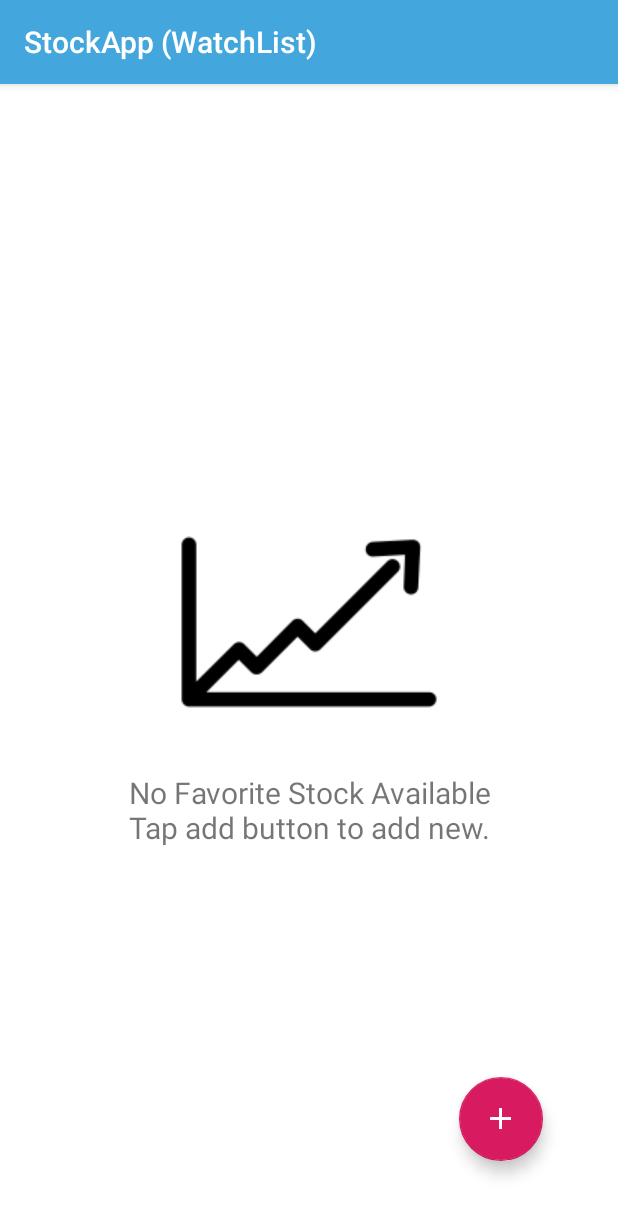
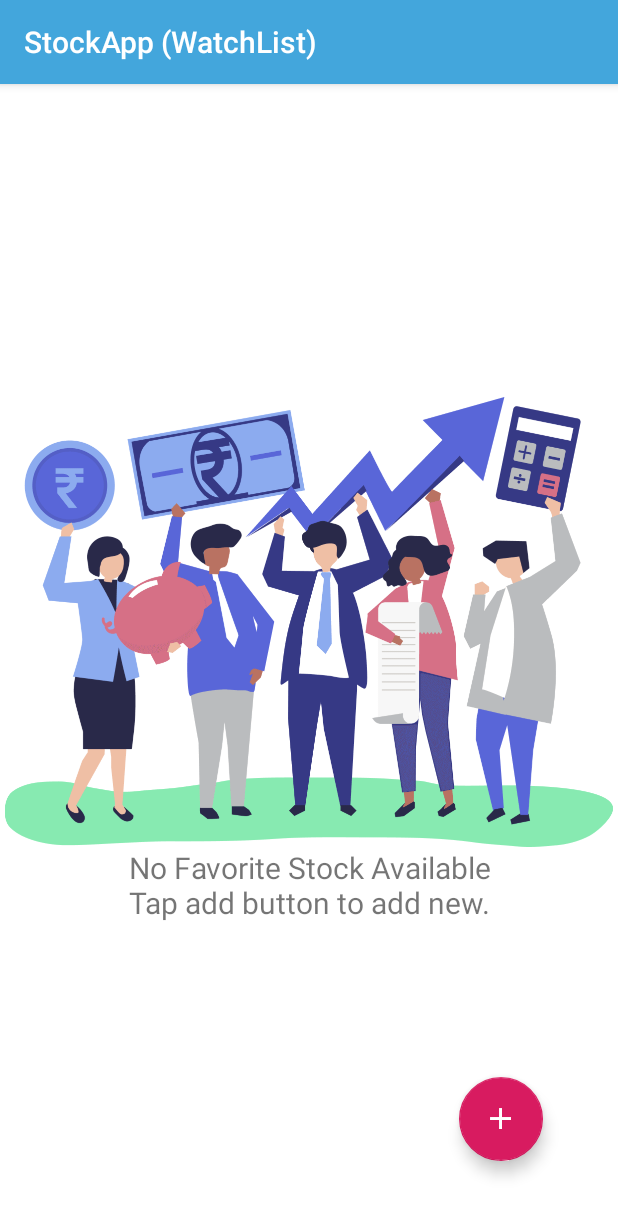
Before and after one commit to prakumk/StockApp, an Android app: the screen it shows after launch (MainActivity), on a phone screen of 412 x 824 dp. Shown: the top 1216 px of the screen. Run offline under Robolectric (Android 15) with nearby library versions, the phone set to English and light mode, and no system bars; our stand-ins replace Room's generated code, Timber.

```diff
--- a/app/src/main/res/layout/activity_main.xml
+++ b/app/src/main/res/layout/activity_main.xml
@@ -59,8 +59,8 @@
             android:layout_height="match_parent">
             <ImageView
                 android:src="@drawable/stock"
-                android:layout_width="wrap_content"
-                android:layout_height="wrap_content" />
+                android:layout_width="match_parent"
+                android:layout_height="300dp" />
             <TextView
                 android:textSize="20sp"
                 android:textAlignment="center"
--- a/app/src/main/res/layout/activity_search_stocks.xml
+++ b/app/src/main/res/layout/activity_search_stocks.xml
@@ -64,8 +64,8 @@
             android:layout_height="match_parent">
             <ImageView
                 android:src="@drawable/stock"
-                android:layout_width="wrap_content"
-                android:layout_height="wrap_content" />
+                android:layout_width="match_parent"
+                android:layout_height="300dp" />
             <TextView
                 android:textSize="20sp"
                 android:textAlignment="center"
```
Also changed, not shown: app/src/main/java/com/pradeep/stockapp/RetroAPIModels/TickerDetailChart.java (+26 -5 lines), app/src/main/res/drawable/stock.png.
